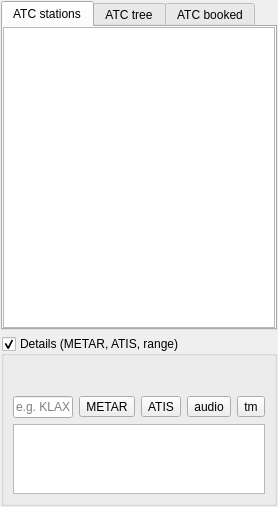
Above: src/blackgui/components/atcstationcomponent.ui from swift-project/pilotclient before the change. Below: the same form after it.
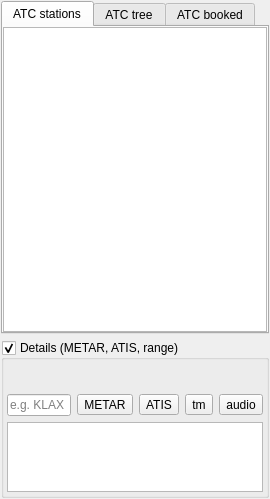
That is the form after the change. Custom widgets are drawn as their Qt base class.

Commit message:
Make the ATC tool buttons look like push buttons
For some reason turning them into QPushButton breaks the layout.
This way is a simple way to have tool buttons looking like push buttons.

Overall goal: Make cleare what can be clicked.

```diff
--- a/src/blackgui/components/atcstationcomponent.ui
+++ b/src/blackgui/components/atcstationcomponent.ui
@@ -6,8 +6,8 @@
    <rect>
     <x>0</x>
     <y>0</y>
-    <width>278</width>
-    <height>507</height>
+    <width>270</width>
+    <height>499</height>
    </rect>
   </property>
   <property name="windowTitle">
@@ -179,8 +179,79 @@
      <property name="checkable">
       <bool>true</bool>
      </property>
-     <layout class="QGridLayout" name="gl_Details">
-      <item row="1" column="1">
+     <layout class="QVBoxLayout" name="vl_Details">
+      <property name="leftMargin">
+       <number>3</number>
+      </property>
+      <property name="topMargin">
+       <number>3</number>
+      </property>
+      <property name="rightMargin">
+       <number>3</number>
+      </property>
+      <property name="bottomMargin">
+       <number>3</number>
+      </property>
+      <item>
+       <widget class="BlackGui::Components::CSettingsAtcStationsInlineComponent" name="comp_AtcStationsSettings">
+        <property name="minimumSize">
+         <size>
+          <width>0</width>
+          <height>25</height>
+         </size>
+        </property>
+       </widget>
+      </item>
+      <item>
+       <widget class="QWidget" name="wi_ButtonsAndEntry" native="true">
+        <layout class="QHBoxLayout" name="hl_ButtonsAndEntry">
+         <property name="leftMargin">
+          <number>0</number>
+         </property>
+         <property name="topMargin">
+          <number>0</number>
+         </property>
+         <property name="rightMargin">
+          <number>0</number>
+         </property>
+         <property name="bottomMargin">
+          <number>0</number>
+         </property>
+         <item>
+          <widget class="QLineEdit" name="le_AtcStationsOnlineMetar">
+           <property name="maximumSize">
+            <size>
+             <width>75</width>
+             <height>16777215</height>
+            </size>
+           </property>
+           <property name="toolTip">
+            <string extracomment="METAR: Airport ICAO code">METAR: Airport ICAO code</string>
+           </property>
+           <property name="maxLength">
+            <number>5</number>
+           </property>
+           <property name="placeholderText">
+            <string>e.g. KLAX</string>
+           </property>
+          </widget>
+         </item>
+         <item>
+          <widget class="QWidget" name="wi_Buttons" native="true">
+           <layout class="QHBoxLayout" name="hl_Buttons">
+            <property name="leftMargin">
+             <number>0</number>
+            </property>
+            <property name="topMargin">
+             <number>0</number>
+            </property>
+            <property name="rightMargin">
+             <number>0</number>
+            </property>
+            <property name="bottomMargin">
+             <number>0</number>
+            </property>
+            <item>
        <widget class="QToolButton" name="tb_AtcStationsLoadMetar">
         <property name="toolTip">
          <string>Load METAR</string>
@@ -190,7 +261,7 @@
         </property>
        </widget>
       </item>
-      <item row="1" column="2">
+            <item>
        <widget class="QToolButton" name="tb_AtcStationsAtisReload">
         <property name="toolTip">
          <string>Reload ATIS</string>
@@ -200,7 +271,7 @@
         </property>
        </widget>
       </item>
-      <item row="1" column="4">
+            <item>
        <widget class="QToolButton" name="tb_TextMessageOverlay">
         <property name="toolTip">
          <string>text message</string>
@@ -210,45 +281,7 @@
         </property>
        </widget>
       </item>
-      <item row="3" column="0" colspan="5">
-       <widget class="QTextEdit" name="te_AtcStationsOnlineInfo">
-        <property name="sizePolicy">
-         <sizepolicy hsizetype="Preferred" vsizetype="Preferred">
-          <horstretch>0</horstretch>
-          <verstretch>0</verstretch>
-         </sizepolicy>
-        </property>
-        <property name="minimumSize">
-         <size>
-          <width>0</width>
-          <height>0</height>
-         </size>
-        </property>
-        <property name="maximumSize">
-         <size>
-          <width>16777215</width>
-          <height>16777215</height>
-         </size>
-        </property>
-        <property name="readOnly">
-         <bool>true</bool>
-        </property>
-       </widget>
-      </item>
-      <item row="1" column="0">
-       <widget class="QLineEdit" name="le_AtcStationsOnlineMetar">
-        <property name="toolTip">
-         <string extracomment="METAR: Airport ICAO code">METAR: Airport ICAO code</string>
-        </property>
-        <property name="maxLength">
-         <number>5</number>
-        </property>
-        <property name="placeholderText">
-         <string>e.g. KLAX</string>
-        </property>
-       </widget>
-      </item>
-      <item row="1" column="3">
+            <item>
        <widget class="QToolButton" name="tb_Audio">
         <property name="toolTip">
          <string>goto audio panel</string>
@@ -258,13 +291,16 @@
         </property>
        </widget>
       </item>
-      <item row="0" column="0" colspan="5">
-       <widget class="BlackGui::Components::CSettingsAtcStationsInlineComponent" name="comp_AtcStationsSettings">
-        <property name="minimumSize">
-         <size>
-          <width>0</width>
-          <height>25</height>
-         </size>
+           </layout>
+          </widget>
+         </item>
+        </layout>
+       </widget>
+      </item>
+      <item>
+       <widget class="QTextEdit" name="te_AtcStationsOnlineInfo">
+        <property name="readOnly">
+         <bool>true</bool>
         </property>
        </widget>
       </item>
```
Left out of the diff: 2 changed lines with no effect on the pictures. Lines whose indentation alone changed are shown as unchanged. The commit also changes 1 other file.
